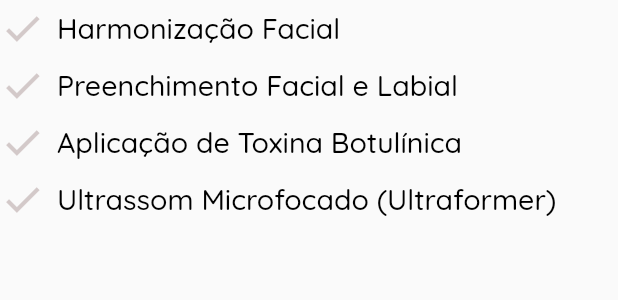
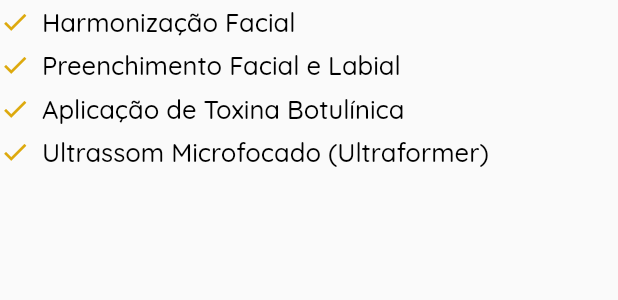
Before and after one commit to AriCamargos/website_aesthetics, a Flutter app: the CheckList widget shown alone on an empty page, opened directly, on a phone screen of 412 x 824 dp. Shown: the top 300 px of the screen. Run offline on Flutter 3.47's test engine with Material 2 defaults, Android fonts, the phone set to English and light mode, and no system bars; our stand-ins replace font_awesome_flutter, google_fonts, google_maps_flutter, responsive_framework; missing offline and left inert: skynexui_responsive_stylesheet; statements that could not run were skipped.

Commit message:
feat: correções layout

```diff
--- a/lib/sections/treatments/components/checklist.dart
+++ b/lib/sections/treatments/components/checklist.dart
@@ -1,4 +1,5 @@
 import 'package:flutter/material.dart';
+import 'package:web/constants.dart';
 
 class CheckList extends StatelessWidget {
   const CheckList({super.key});
@@ -24,15 +25,15 @@ class CheckList extends StatelessWidget {
                 children: [
                   const Icon(
                     Icons.check,
-                    color: Color.fromARGB(255, 211, 201, 201),
-                    size: 30,
-                    weight: 30,
+                    color: kColorGold,
+                    size: 20,
+                    weight: 20,
                   ),
                   const SizedBox(width: 8),
                   Text(
                     item,
                     style: const TextStyle(
-                      fontSize: 19,
+                      fontSize: 17,
                       fontWeight: FontWeight.w500,
                       color: Colors.black,
                     ),
@@ -60,6 +61,7 @@ class ChecklistAbout extends StatelessWidget {
 
     return Padding(
       padding: EdgeInsets.zero,
+      child: Expanded(
         child: Column(
           crossAxisAlignment: CrossAxisAlignment.start,
           children: [
@@ -68,9 +70,9 @@ class ChecklistAbout extends StatelessWidget {
                 padding: const EdgeInsets.symmetric(vertical: 4.0),
                 child: Row(
                   children: [
-                  Icon(
+                    const Icon(
                       Icons.check,
-                    color: Colors.red[200],
+                      color: kColorGold,
                       size: 30,
                       weight: 30,
                     ),
@@ -88,6 +90,7 @@ class ChecklistAbout extends StatelessWidget {
               ),
           ],
         ),
+      ),
     );
   }
 }
```
Also changed, not shown: lib/components/whatsapp_button.dart (added, +38 -0 lines), lib/constants.dart (+12 -0 lines). Lines whose indentation alone changed are shown as unchanged.
